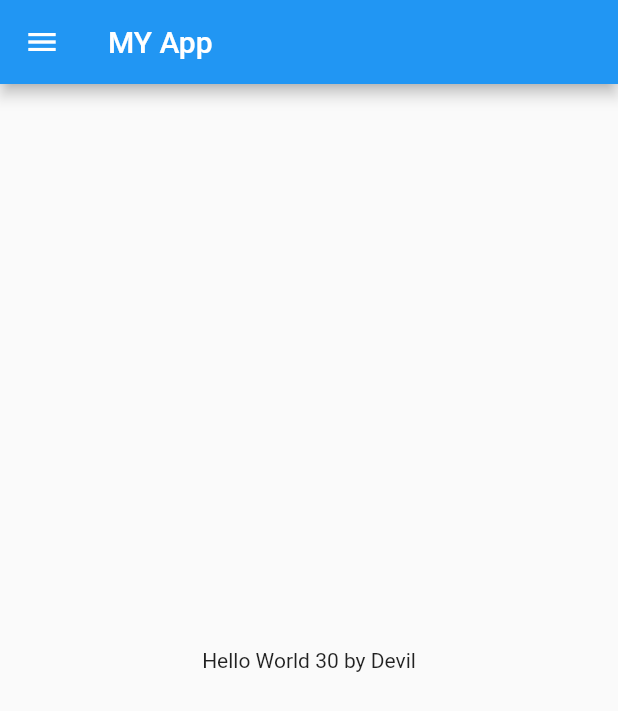
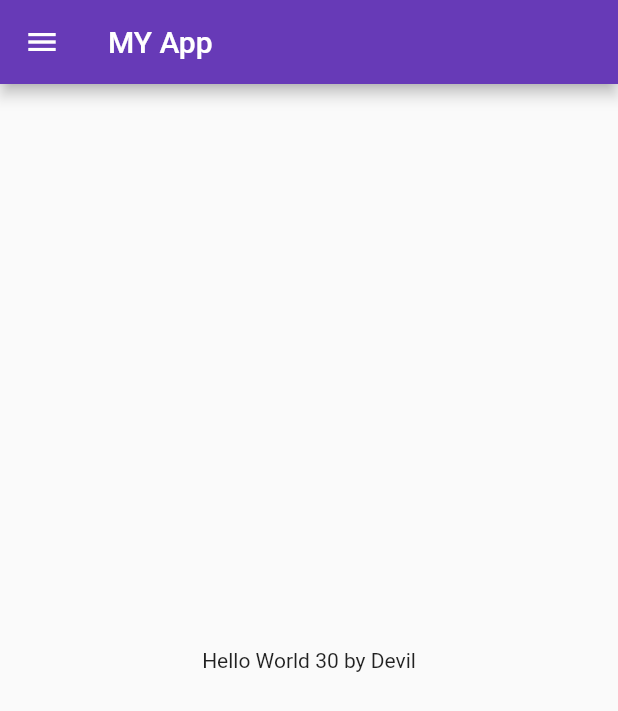
Before and after one commit to Devil-9/NewProject, a Flutter app: the screen it shows after launch, on a phone screen of 412 x 824 dp. Shown: the top 711 px of the screen. Run offline on Flutter 3.47's test engine with Material 2 defaults, Android fonts, the phone set to English and light mode, and no system bars.

Commit message:
day3 completed

```diff
--- a/lib/main.dart
+++ b/lib/main.dart
@@ -1,21 +1,28 @@
 import 'package:flutter/material.dart';
-import 'package:flutter1/home_page.dart';
+import 'package:flutter1/pages/home_page.dart';
+import 'package:flutter1/pages/login_page.dart';
 
 void main() {
   runApp(MyApp());
 }
 
 class MyApp extends StatelessWidget {
-  const MyApp({Key? key}) : super(key: key);
 
   @override
   Widget build(BuildContext context) {
-    int days = 30;
+    return MaterialApp(
+      themeMode: ThemeMode.light,
+      theme: ThemeData(
+        primarySwatch: Colors.deepPurple
+      ),
+      darkTheme: ThemeData(
+        brightness: Brightness.dark
+      ),
+      routes: {
+        "/": (context) => HomePage(),
+        "/login": (context)=> LoginPage(),
+      },
 
-    String name = "Devil";
-
-    return MaterialApp(
-      home: Homepage(),
     );
   }
 }
--- a/lib/home_page.dart
+++ b/lib/pages/home_page.dart
@@ -1,6 +1,6 @@
 import 'package:flutter/material.dart';
 
-class Homepage extends StatelessWidget {
+class HomePage extends StatelessWidget {
   final int days = 30;
 
   final String name = "Devil";
```
Also changed, not shown: lib/pages/login_page.dart (added, +19 -0 lines).
